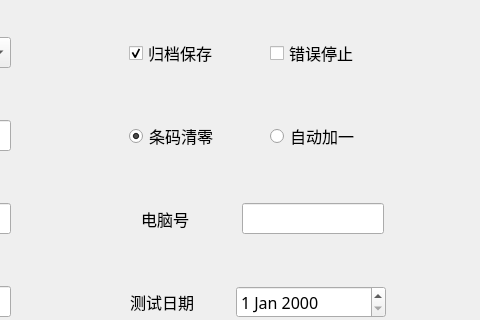
Before: the Qt Designer form SafetyTest/common/testcom/testserialnumdlg.ui in ChinaClever/CleverTool, drawn with Qt 5; both pictures show x 373 to 853 and y 0 to 320 of the 853 by 516 pixel window.
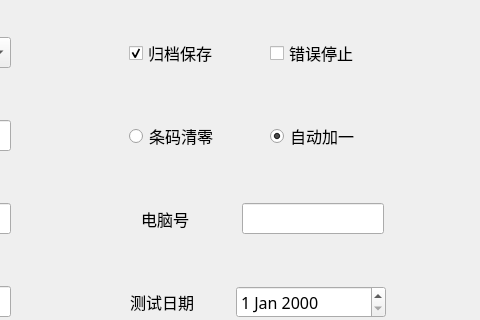
After: the same form once the commit is applied.

What changed in the file:
```diff
--- a/SafetyTest/common/testcom/testserialnumdlg.ui
+++ b/SafetyTest/common/testcom/testserialnumdlg.ui
@@ -234,7 +234,7 @@
          <string>条码清零</string>
         </property>
         <property name="checked">
-         <bool>true</bool>
+         <bool>false</bool>
         </property>
        </widget>
       </item>
@@ -255,6 +255,9 @@
         <property name="text">
          <string>自动加一</string>
         </property>
+        <property name="checked">
+         <bool>true</bool>
+        </property>
        </widget>
       </item>
      </layout>
```
